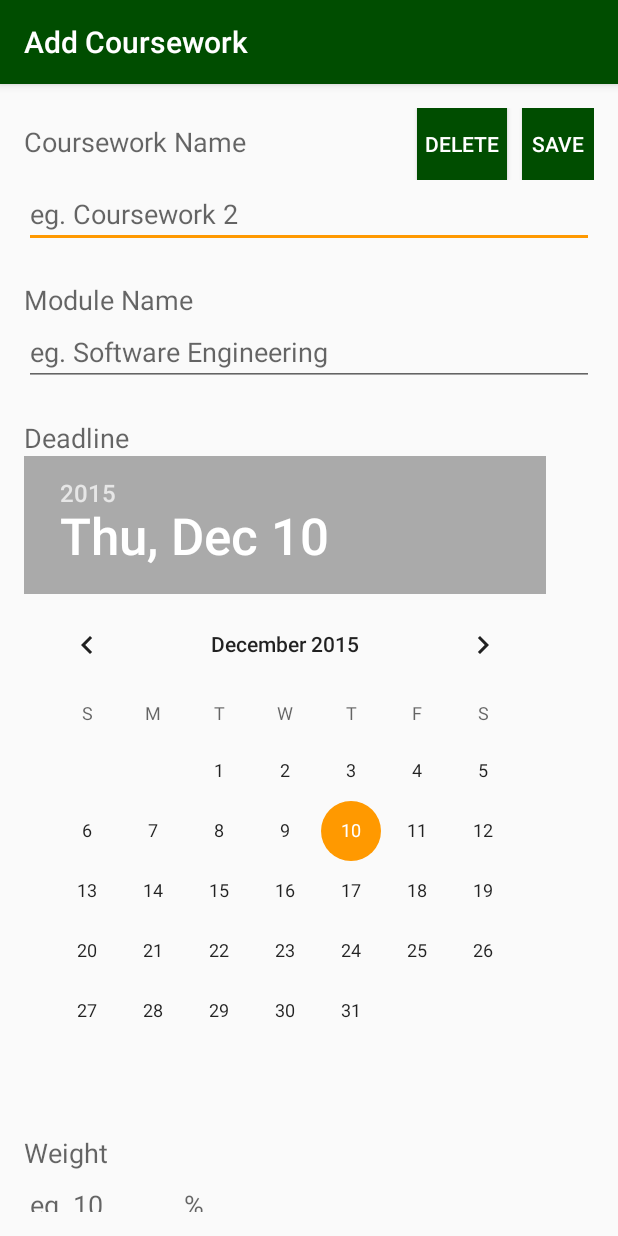
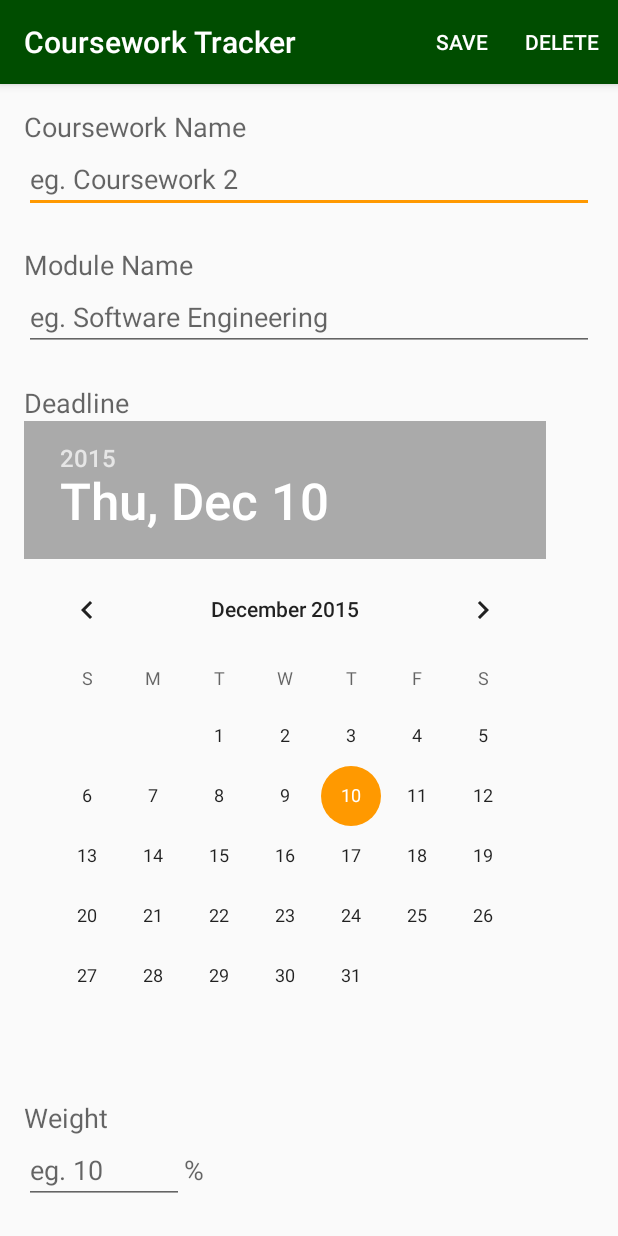
Before and after one commit to andygoldfinch/android-coursework-tracker, an Android app: the EditActivity screen opened directly, with no data from a screen before it, after a tap on "SAVE", on a phone screen of 412 x 824 dp. Run offline under Robolectric (Android 15) with nearby library versions, the phone set to English and light mode, and no system bars.

Commit message:
Move EditActivity save and delete buttons to the action bar

```diff
--- a/app/src/main/java/uk/ac/leeds/atcg_gdl/courseworktracker/EditActivity.java
+++ b/app/src/main/java/uk/ac/leeds/atcg_gdl/courseworktracker/EditActivity.java
@@ -1,30 +1,34 @@
 package uk.ac.leeds.atcg_gdl.courseworktracker;
 
-import android.content.Intent;
+import android.os.Bundle;
+import android.support.v7.app.ActionBar;
 import android.support.v7.app.AppCompatActivity;
-import android.os.Bundle;
+import android.view.Menu;
+import android.view.MenuInflater;
+import android.view.MenuItem;
 import android.view.View;
-import android.widget.*;
+import android.widget.CheckBox;
+import android.widget.DatePicker;
+import android.widget.EditText;
+import android.widget.Toast;
 
-import java.util.*;
+import java.util.Calendar;
+import java.util.Date;
+import java.util.GregorianCalendar;
 
 /**
  * An activity allowing the creation and editing of courseworks.
  */
 public class EditActivity extends AppCompatActivity {
 
-    private EditText textModule;
-    private EditText textName;
+    private EditText textModuleName;
+    private EditText textCourseworkName;
     private DatePicker datePicker;
     private EditText weightText;
     private EditText textNotes;
     private CheckBox checkbox;
 
     private Coursework coursework;
-
-    public EditActivity() {
-
-    }
 
     /**
      * Creates the activity.
@@ -35,18 +39,19 @@ public class EditActivity extends AppCompatActivity {
     protected void onCreate(Bundle savedInstanceState) {
         super.onCreate(savedInstanceState);
         setContentView(R.layout.activity_edit);
+
         loadWidgets();
 
-        Intent startingIntent = getIntent();
-        if (startingIntent.hasExtra("coursework")) {
-            coursework = (Coursework) startingIntent.getSerializableExtra("coursework");
-            displayCoursework(coursework);
-            textName.setEnabled(false);
-            textModule.setEnabled(false);
+        // Edit any coursework passed to the activity.
+        if (getIntent().hasExtra("coursework")) {
+            coursework = (Coursework) getIntent().getSerializableExtra("coursework");
 
+            setCoursework(coursework);
             setTitle(R.string.edit_coursework_title);
-        } else {
-            setTitle(R.string.add_coursework_title);
+
+            // Prevent editing the module and coursework name.
+            textCourseworkName.setEnabled(false);
+            textModuleName.setEnabled(false);
         }
     }
 
@@ -54,8 +59,8 @@ public class EditActivity extends AppCompatActivity {
      * Get references to all of the widgets and assign them to the fields in the class.
      */
     private void loadWidgets() {
-        textModule = (EditText) findViewById(R.id.editTextModule);
-        textName = (EditText) findViewById(R.id.editTextName);
+        textModuleName = (EditText) findViewById(R.id.editTextModule);
+        textCourseworkName = (EditText) findViewById(R.id.editTextName);
         datePicker = (DatePicker) findViewById(R.id.datePickerDeadline);
         weightText = (EditText) findViewById(R.id.editTextWeight);
         textNotes = (EditText) findViewById(R.id.editTextNotes);
@@ -63,75 +68,53 @@ public class EditActivity extends AppCompatActivity {
     }
 
     /**
-     * Attempts to save the coursework when the save button is pressed.
+     * @return True if the view is editing an existing coursework entry.
+     */
+    private boolean isEditing() {
+        return (coursework != null);
+    }
+
+    /**
+     * Attempts to retrieve the entered coursework instance.
+     * Runs validation on inputs.
      *
-     * @param view
+     * @return The coursework, or null if validation failed.
      */
-    public void handleButtonSave(View view) {
-        String moduleName = getModuleName();
-        String courseworkName = getCourseworkName();
+    private Coursework getCoursework() {
+        String courseworkName = textCourseworkName.getText().toString();
+        String moduleName = textModuleName.getText().toString();
+        String notes = textNotes.getText().toString();
+        boolean completed = checkbox.isChecked();
+
         Date deadline = getDeadline();
         int weight = getWeight();
-        String notes = getNotes();
-        boolean completed = getCompleted();
 
         if (moduleName.length() < 1 || courseworkName.length() < 1) {
             createToast("Module name and coursework name cannot be blank");
-            return;
+            return null;
         }
 
         if (weight < 0) {
             createToast("Weight must be a number between 0 and 100");
-            return;
+            return null;
         }
 
-        Coursework coursework = new Coursework(moduleName, courseworkName, deadline, weight, notes, completed, false);
-        new Database(getApplicationContext()).saveCoursework(coursework);
-        createToast(getString(R.string.toast_coursework_saved));
-        finish();
-    }
-
-    public void handleButtonDelete(View view) {
-        new Database(getApplicationContext()).deleteCoursework(coursework);
-        createToast(getString(R.string.toast_coursework_deleted));
-        finish();
-    }
-
-    private void displayCoursework(Coursework coursework) {
-        setModuleName(coursework.getModuleName());
-        setCourseworkName(coursework.getCourseworkName());
-        setDeadline(coursework.getDeadline());
-        setWeight(coursework.getWeight());
-        setNotes(coursework.getNotes());
-        setCompleted(coursework.getCompleted());
+        return new Coursework(moduleName, courseworkName, deadline, weight, notes, completed, false);
     }
 
     /**
-     * @return The module name from the ui
+     * Displays details for a coursework in the ui
+     *
+     * @param coursework The coursework to display
      */
-    private String getModuleName() {
-        return textModule.getText().toString();
-    }
+    private void setCoursework(Coursework coursework) {
+        textCourseworkName.setText(coursework.getCourseworkName());
+        textModuleName.setText(coursework.getModuleName());
+        weightText.setText(String.valueOf(coursework.getWeight()));
+        textNotes.setText(coursework.getNotes());
+        checkbox.setChecked(coursework.getCompleted());
 
-    /**
-     * @param text The module name
-     */
-    private void setModuleName(String text) {
-        textModule.setText(text);
-    }
-
-    /**
-     * @return The coursework name from the ui
-     */
-    private String getCourseworkName() {
-        return textName.getText().toString();
-    }
-
-    /**
-     * @param text The coursework name
-     */
-    private void setCourseworkName(String text) {
-        textName.setText(text);
+        setDeadline(coursework.getDeadline());
     }
 
     /**
@@ -163,7 +146,7 @@ public class EditActivity extends AppCompatActivity {
     }
 
     /**
-     * Attempts to retrived the weight value from the ui.
+     * Attempts to retrieve the weight value from the ui.
      * Displays a toast to the user if validation fails.
      *
      * @return The weight value, or -1 if it is not valid.
@@ -183,39 +166,70 @@ public class EditActivity extends AppCompatActivity {
     }
 
     /**
-     * @param number The weight of the coursework
+     * Adds items to the action bar when the activity starts.
+     *
+     * @param menu
+     * @return
      */
-    private void setWeight(int number) {
-        weightText.setText(String.valueOf(number));
-    }
-
-
-    /**
-     * @return The notes text from the ui
-     */
-    private String getNotes() {
-        return textNotes.getText().toString();
+    @Override
+    public boolean onCreateOptionsMenu(Menu menu) {
+        MenuInflater inflater = getMenuInflater();
+        inflater.inflate(R.menu.menu_edit, menu);
+        return true;
     }
 
     /**
-     * @param text The notes for the coursework
+     * Called when the a button in the action bar is pressed.
+     *
+     * @param item
+     * @return
      */
-    private void setNotes(String text) {
-        textNotes.setText(text);
+    @Override
+    public boolean onOptionsItemSelected(MenuItem item) {
+        switch (item.getItemId()) {
+            // Save button
+            case R.id.buttonSave:
+                handleButtonSave();
+                break;
+
+            // Delete button
+            case R.id.buttonDelete:
+                handleButtonDelete();
+                break;
+
+            // Back button
+            default:
+                finish();
+                break;
+        }
+
+        return true;
     }
 
     /**
-     * @return Whether the coursework has been marked as completed.
+     * Attempts to save the coursework when the save button is pressed.
      */
-    private boolean getCompleted() {
-        return checkbox.isChecked();
+    public void handleButtonSave() {
+        Coursework coursework = getCoursework();
+        if (coursework == null) {
+            return;
+        }
+
+        new Database(getApplicationContext()).saveCoursework(coursework);
+        createToast(getString(R.string.toast_coursework_saved));
+        finish();
     }
 
     /**
-     * @param complete The value for the completed checkbox
+     * Called when the delete coursework button is pressed.
      */
-    private void setCompleted(boolean complete) {
-        checkbox.setChecked(complete);
+    public void handleButtonDelete() {
+        if (isEditing()) {
+            new Database(getApplicationContext()).deleteCoursework(coursework);
+        }
+
+        createToast(getString(R.string.toast_coursework_deleted));
+        finish();
     }
 
     /**
--- a/app/src/main/res/layout/activity_edit.xml
+++ b/app/src/main/res/layout/activity_edit.xml
@@ -22,47 +22,12 @@
             android:layout_height="wrap_content"
             android:orientation="vertical">
 
-            <LinearLayout
-                android:layout_width="match_parent"
-                android:layout_height="match_parent"
-                android:orientation="horizontal">
-
             <TextView
                 android:id="@+id/textViewName"
                 android:layout_width="wrap_content"
                 android:layout_height="wrap_content"
                 android:text="@string/label_coursework_name"
                 android:textAppearance="?android:attr/textAppearanceMedium" />
-
-                <View
-                    android:layout_width="0dp"
-                    android:layout_height="0dp"
-                    android:layout_weight="1" />
-
-                <Button
-                    android:id="@+id/buttonDelete"
-                    style="?android:attr/buttonStyleSmall"
-                    android:layout_width="60sp"
-                    android:layout_height="wrap_content"
-                    android:background="@color/colorPrimary"
-                    android:onClick="handleButtonDelete"
-                    android:text="@string/button_delete"
-                    android:textColor="@color/colorButtonText" />
-
-                <View
-                    android:layout_width="10dp"
-                    android:layout_height="0dp" />
-
-                <Button
-                    android:id="@+id/buttonSave"
-                    style="?android:attr/buttonStyleSmall"
-                    android:layout_width="wrap_content"
-                    android:layout_height="wrap_content"
-                    android:background="@color/colorPrimary"
-                    android:onClick="handleButtonSave"
-                    android:text="@string/button_save"
-                    android:textColor="@color/colorButtonText" />
-            </LinearLayout>
 
             <EditText
                 android:id="@+id/editTextName"
@@ -119,8 +84,8 @@
                     android:layout_width="wrap_content"
                     android:layout_height="wrap_content"
                     android:ems="5"
-                    android:inputType="number"
-                    android:hint="@string/hint_weight"/>
+                    android:hint="@string/hint_weight"
+                    android:inputType="number" />
 
                 <TextView
                     android:id="@+id/textViewPercent"
--- /dev/null
+++ b/app/src/main/res/menu/menu_edit.xml
@@ -0,0 +1,15 @@
+<?xml version="1.0" encoding="utf-8"?>
+<menu xmlns:android="http://schemas.android.com/apk/res/android"
+    xmlns:app="http://schemas.android.com/apk/res-auto">
+
+    <item
+        android:id="@+id/buttonSave"
+        android:title="@string/button_save"
+        app:showAsAction="ifRoom" />
+
+    <item
+        android:id="@+id/buttonDelete"
+        android:title="@string/button_delete"
+        app:showAsAction="ifRoom" />
+
+</menu>
```
Lines whose indentation alone changed are shown as unchanged.
